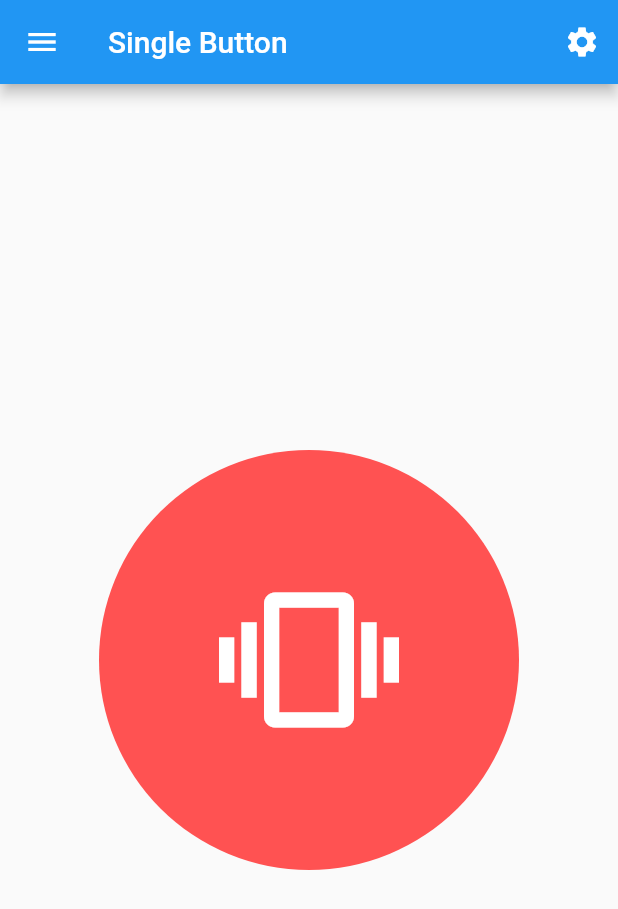
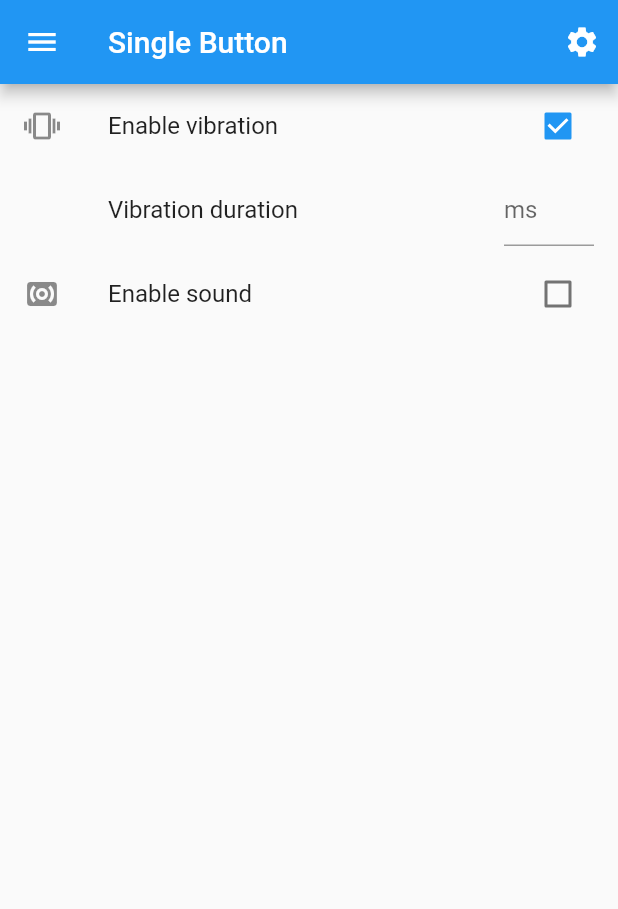
Before and after one commit to MathiasYde/fidgeter, a Flutter app: the screen it shows after launch, on a phone screen of 412 x 824 dp. Shown: the top 909 px of the screen. Run offline on Flutter 3.47's test engine with Material 2 defaults, Android fonts, the phone set to English and light mode, and no system bars; our stand-ins replace vibration.

Commit message:
Added a settings menu and switch fidget

```diff
--- a/fidget_app/lib/fidgets/single_button.dart
+++ b/fidget_app/lib/fidgets/single_button.dart
@@ -9,12 +9,13 @@ class SingleButtonFidget extends StatelessWidget {
         scale: 5,
         child: FloatingActionButton(
           backgroundColor: Colors.redAccent,
-            elevation: 0,
+          elevation: 10.0,
           onPressed: () {
             Vibration.vibrate(duration: 100);
           },
           child: Icon(Icons.vibration),
-          )),
+        )
+      ),
     );
   }
 }
--- a/fidget_app/lib/main.dart
+++ b/fidget_app/lib/main.dart
@@ -1,6 +1,7 @@
 import 'package:flutter/material.dart';
 import 'package:fidget_app/fidgets/switch.dart';
 import 'package:fidget_app/fidgets/single_button.dart';
+import 'package:fidget_app/settings.dart';
 
 void main() => runApp(MyApp());
 
@@ -17,17 +18,12 @@ class MyApp extends StatelessWidget {
   }
 }
 
-class DrawerItem {
-  String title;
-  DrawerItem(this.title);
-}
-
 class HomePage extends StatefulWidget {
   final String title = "Single Button";
 
   final fidgets = [
-    new DrawerItem("Single Button"),
-    new DrawerItem("Switch"),
+    new Text("Single Button"),
+    new Text("Switch"),
   ];
 
   @override
@@ -35,9 +31,10 @@ class HomePage extends StatefulWidget {
 }
 
 class HomePageState extends State<HomePage> {
-  int _selectedFidget = 0;
+  int selectedFidgetIndex = 0;
+  Widget currentBody = Settings();
 
-  getDrawerItemWidget(int position) {
+  getFidgetWidget(int position) {
     switch (position) {
       case 0:
         return SingleButtonFidget();
@@ -49,8 +46,11 @@ class HomePageState extends State<HomePage> {
     }
   }
 
-  onSelectItem(int index) {
-    setState(() => _selectedFidget = index);
+  onFidgetSelect(int index) {
+    setState(() {
+      selectedFidgetIndex = index;
+    });
+    currentBody = getFidgetWidget(selectedFidgetIndex);
     Navigator.of(context).pop();
   }
 
@@ -61,9 +61,9 @@ class HomePageState extends State<HomePage> {
       var _fidget = widget.fidgets[i];
       drawerItems.add(
         new ListTile(
-          title: Text(_fidget.title),
-          selected: i == _selectedFidget,
-          onTap: () => onSelectItem(i),
+          title: Text(_fidget.data),
+          selected: i == selectedFidgetIndex,
+          onTap: () => onFidgetSelect(i),
         )
       );
     }
@@ -71,17 +71,21 @@ class HomePageState extends State<HomePage> {
     return SafeArea(
       child: Scaffold(
         appBar: AppBar(
-          title: Text(widget.fidgets[_selectedFidget].title),
+          title: Text(widget.fidgets[selectedFidgetIndex].data),
           actions: <Widget>[
             IconButton(
               icon: Icon(Icons.settings),
               tooltip: "Settings",
-              onPressed: () {},
+              onPressed: () {
+                setState(() {
+                  currentBody = Settings();
+                });
+              },
             ),
           ],
           primary: true,
         ),
-        body: getDrawerItemWidget(_selectedFidget),
+        body: currentBody,
         drawer: Drawer(
           child: ListView(
             padding: EdgeInsets.zero,
--- /dev/null
+++ b/fidget_app/lib/settings.dart
@@ -0,0 +1,73 @@
+import 'package:flutter/material.dart';
+import 'package:vibration/vibration.dart';
+
+class SettingElement {
+  String title;
+  IconData icon;
+  var value;
+  String unit;
+  SettingElement(this.title, this.value, {this.icon = null, this.unit = ""});
+}
+
+class Settings extends StatefulWidget {
+  final settingElements = [
+    SettingElement("Enable vibration", true, icon: Icons.vibration),
+    SettingElement("Vibration duration", 100, unit: "ms"),
+    SettingElement("Enable sound", false, icon: Icons.surround_sound),
+  ];
+
+  @override
+  SettingsState createState() => SettingsState();
+}
+
+class SettingsState extends State<Settings> {
+  void onSettingElementTap(int index) {
+
+  }
+
+  @override
+  Widget build(BuildContext context) {
+    var _settingsElements = <Widget>[];
+
+    for (var i = 0; i < widget.settingElements.length; i++) {
+      var _setting = widget.settingElements[i];
+
+      Widget _trailing; //= Text("${_setting.value.toString()}${_setting.unit}");
+      //Change the trailing widget to a checkbox if the _setting.value is a bool
+      if (_setting.value is bool) {
+        _trailing = Checkbox(
+          value: _setting.value,
+          onChanged: (bool value) => {
+
+          },
+        );
+      }
+
+      //Change the trailing widget to a TextField if the _setting.value is a String
+      if (_setting.value is String || _setting.value is int) {
+        _trailing = Container(
+          width: 60.0,
+          child: TextField(
+            keyboardType: TextInputType.number,
+            decoration: InputDecoration(
+              hintText: 'ms'
+            ),
+          ),
+        );
+      }
+
+      _settingsElements.add(
+        new ListTile(
+          leading: Icon(_setting.icon),
+          title: Text(_setting.title),
+          trailing: _trailing,
+          onTap: () => onSettingElementTap(i),
+        )
+      );
+    }
+
+    return ListView(
+      children: _settingsElements,
+    );
+  }
+}
--- a/fidget_app/pubspec.yaml
+++ b/fidget_app/pubspec.yaml
@@ -20,6 +20,7 @@ dependencies:
   flutter:
     sdk: flutter
   vibration: 1.2.2
+  shared_preferences: ^0.5.4+8
 
   # The following adds the Cupertino Icons font to your application.
   # Use with the CupertinoIcons class for iOS style icons.
```
Also changed, not shown: fidget_app/lib/fidgets/switch.dart (+21 -3 lines), fidget_app/lib/readme.txt (added), fidget_app/pubspec.lock. Lines whose indentation alone changed are shown as unchanged.
